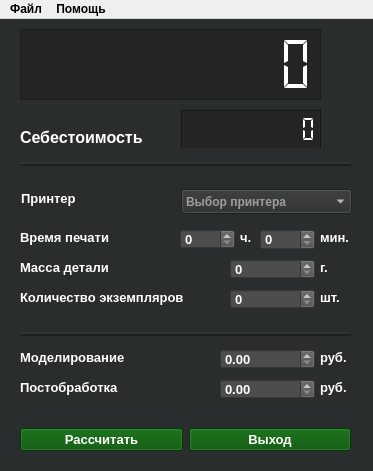
Before: the Qt Designer form src/view/ui/main_window.ui in Ranzo/Calc3d_by_Risen, drawn with Qt 5.
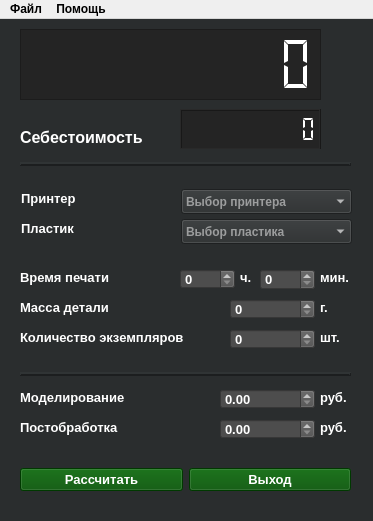
After: the same form once the commit is applied. Icons and pictures are not drawn.

What changed in the file:
```diff
--- a/src/view/ui/main_window.ui
+++ b/src/view/ui/main_window.ui
@@ -7,7 +7,7 @@
         <x>0</x>
         <y>0</y>
         <width>373</width>
-        <height>471</height>
+        <height>521</height>
       </rect>
     </property>
     <property name="font">
@@ -46,7 +46,7 @@
         <property name="geometry">
           <rect>
             <x>20</x>
-            <y>270</y>
+            <y>310</y>
             <width>171</width>
             <height>17</height>
           </rect>
@@ -68,7 +68,7 @@
         <property name="geometry">
           <rect>
             <x>20</x>
-            <y>240</y>
+            <y>280</y>
             <width>101</width>
             <height>17</height>
           </rect>
@@ -90,7 +90,7 @@
         <property name="geometry">
           <rect>
             <x>20</x>
-            <y>210</y>
+            <y>250</y>
             <width>101</width>
             <height>17</height>
           </rect>
@@ -108,6 +108,59 @@
           <string>Время печати</string>
         </property>
       </widget>
+      <widget class="QLabel" name="plastic">
+        <property name="geometry">
+          <rect>
+            <x>21</x>
+            <y>201</y>
+            <width>81</width>
+            <height>17</height>
+          </rect>
+        </property>
+        <property name="font">
+          <font>
+            <pointsize>10</pointsize>
+            <bold>true</bold>
+          </font>
+        </property>
+        <property name="styleSheet">
+          <string notr="true">color: rgb(255, 255, 255);</string>
+        </property>
+        <property name="text">
+          <string>Пластик</string>
+        </property>
+      </widget>
+      <widget class="QComboBox" name="plastic_menu">
+        <property name="geometry">
+          <rect>
+            <x>181</x>
+            <y>200</y>
+            <width>171</width>
+            <height>25</height>
+          </rect>
+        </property>
+        <property name="styleSheet">
+          <string notr="true">alternate-background-color: rgb(77, 77, 77);</string>
+        </property>
+        <property name="acceptDrops">
+          <bool>true</bool>
+        </property>
+        <property name="styleSheet">
+          <string notr="true">alternate-background-color: rgb(77, 77, 77);</string>
+        </property>
+        <property name="currentText">
+          <string/>
+        </property>
+        <property name="currentIndex">
+          <number>-1</number>
+        </property>
+        <property name="insertPolicy">
+          <enum>QComboBox::InsertPolicy::NoInsert</enum>
+        </property>
+        <property name="placeholderText">
+          <string>Выбор пластика</string>
+        </property>
+      </widget>
       <widget class="QLabel" name="printer">
         <property name="geometry">
           <rect>
@@ -240,7 +293,7 @@
         <property name="geometry">
           <rect>
             <x>180</x>
-            <y>210</y>
+            <y>250</y>
             <width>55</width>
             <height>20</height>
           </rect>
@@ -291,7 +344,7 @@
         <property name="geometry">
           <rect>
             <x>240</x>
-            <y>210</y>
+            <y>250</y>
             <width>21</width>
             <height>17</height>
           </rect>
@@ -316,7 +369,7 @@
         <property name="geometry">
           <rect>
             <x>260</x>
-            <y>210</y>
+            <y>250</y>
             <width>55</width>
             <height>21</height>
           </rect>
@@ -367,7 +420,7 @@
         <property name="geometry">
           <rect>
             <x>320</x>
-            <y>210</y>
+            <y>250</y>
             <width>31</width>
             <height>17</height>
           </rect>
@@ -392,7 +445,7 @@
         <property name="geometry">
           <rect>
             <x>230</x>
-            <y>240</y>
+            <y>280</y>
             <width>85</width>
             <height>20</height>
           </rect>
@@ -443,7 +496,7 @@
         <property name="geometry">
           <rect>
             <x>230</x>
-            <y>270</y>
+            <y>310</y>
             <width>85</width>
             <height>20</height>
           </rect>
@@ -494,7 +547,7 @@
         <property name="geometry">
           <rect>
             <x>220</x>
-            <y>330</y>
+            <y>370</y>
             <width>95</width>
             <height>20</height>
           </rect>
@@ -551,7 +604,7 @@
         <property name="geometry">
           <rect>
             <x>220</x>
-            <y>360</y>
+            <y>400</y>
             <width>95</width>
             <height>20</height>
           </rect>
@@ -608,7 +661,7 @@
         <property name="geometry">
           <rect>
             <x>320</x>
-            <y>240</y>
+            <y>280</y>
             <width>31</width>
             <height>17</height>
           </rect>
@@ -633,7 +686,7 @@
         <property name="geometry">
           <rect>
             <x>320</x>
-            <y>270</y>
+            <y>310</y>
             <width>31</width>
             <height>17</height>
           </rect>
@@ -658,7 +711,7 @@
         <property name="geometry">
           <rect>
             <x>320</x>
-            <y>330</y>
+            <y>370</y>
             <width>31</width>
             <height>17</height>
           </rect>
@@ -683,7 +736,7 @@
         <property name="geometry">
           <rect>
             <x>320</x>
-            <y>360</y>
+            <y>400</y>
             <width>31</width>
             <height>17</height>
           </rect>
@@ -746,7 +799,7 @@
         <property name="geometry">
           <rect>
             <x>20</x>
-            <y>300</y>
+            <y>340</y>
             <width>331</width>
             <height>31</height>
           </rect>
@@ -765,7 +818,7 @@
         <property name="geometry">
           <rect>
             <x>20</x>
-            <y>400</y>
+            <y>440</y>
             <width>331</width>
             <height>41</height>
           </rect>
@@ -837,7 +890,7 @@
         <property name="geometry">
           <rect>
             <x>20</x>
-            <y>330</y>
+            <y>370</y>
             <width>141</width>
             <height>17</height>
           </rect>
@@ -862,7 +915,7 @@
         <property name="geometry">
           <rect>
             <x>20</x>
-            <y>360</y>
+            <y>400</y>
             <width>121</width>
             <height>17</height>
           </rect>
```
Left out of the diff: 38 changed lines with no effect on the pictures.
